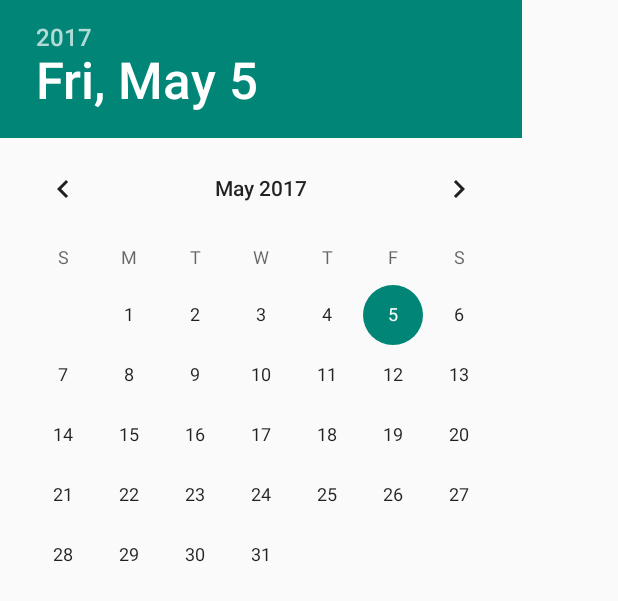
After one commit to nikhilchakravartula/EMOTION-BASED-MUSIC-PLAYER, an Android app: the layout date_picker.xml on its own in the app's theme, with its tools: preview values and no code run, on a phone screen of 412 x 824 dp. The commit adds this screen. Shown: the top 601 px of the screen. Run offline under Robolectric (Android 15) with nearby library versions, the light colour scheme and no system bars.

Commit message:
date time picker

```diff
--- /dev/null
+++ b/app/src/main/res/layout/date_picker.xml
@@ -0,0 +1,11 @@
+<?xml version="1.0" encoding="utf-8"?>
+<LinearLayout xmlns:android="http://schemas.android.com/apk/res/android"
+    android:layout_width="match_parent"
+    android:layout_height="match_parent">
+    <DatePicker
+        android:id="@+id/date_picker_id"
+        android:layout_width="match_parent"
+        android:layout_height="wrap_content"
+        />
+
+</LinearLayout>
```
Also changed, not shown: app/src/main/java/com/example/emotionplayer/MusicPlayer.java (+69 -9 lines), app/src/main/java/com/example/emotionplayer/PlayActivity.java (+5 -4 lines), app/src/main/java/com/example/emotionplayer/SocialProfile.java (+5 -2 lines), app/src/main/res/layout/time_picker.xml (added, +11 -0 lines).
